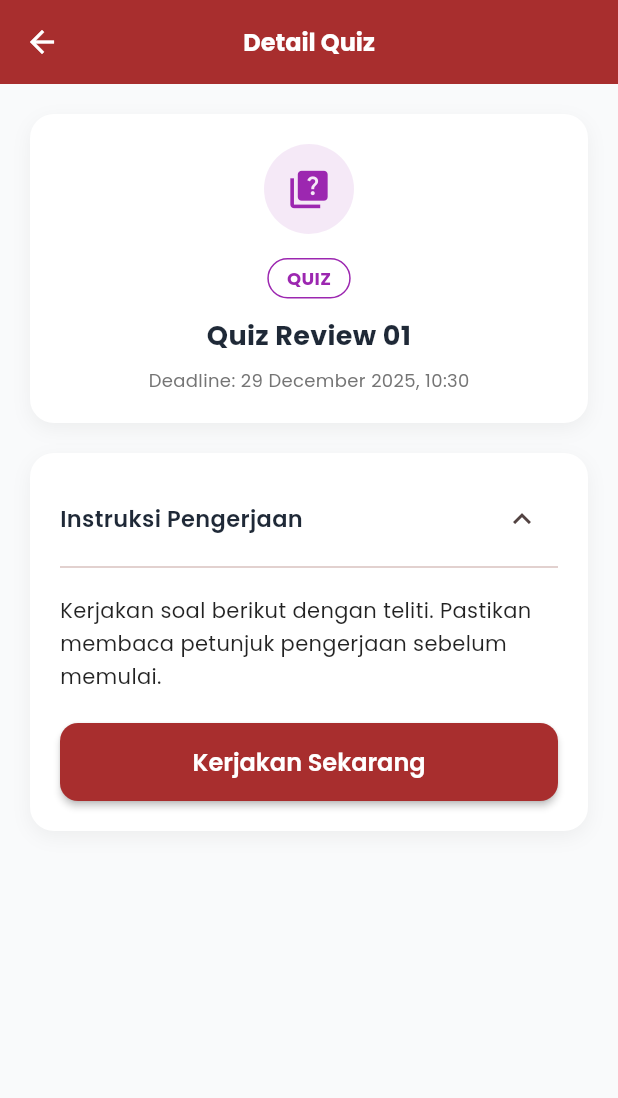
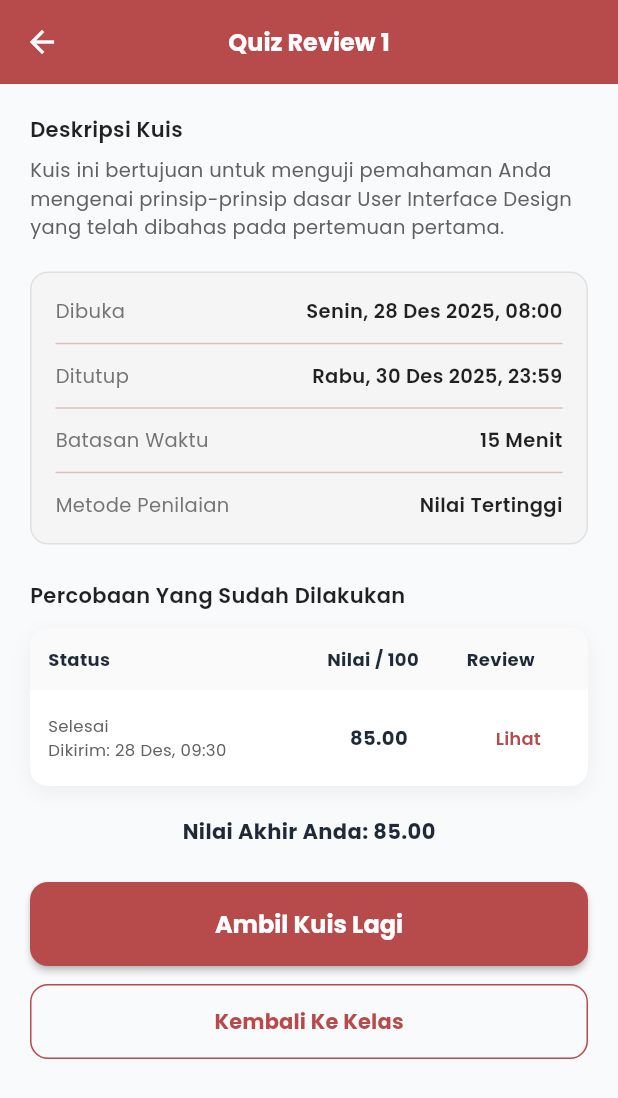
Before and after one commit to muzammilbinmarsuhen/Project-Uas-Celoe_Community, a Flutter app: the TaskDetailPage screen opened directly with sample values from the repository, after a tap on "Kerjakan Sekarang", on a phone screen of 412 x 824 dp. Shown: the top 1098 px of the screen. Run offline on Flutter 3.47's test engine with Material 3 defaults, Android fonts, the phone set to English and light mode, and no system bars; our stand-ins replace file_picker, flutter_riverpod, google_fonts, image_picker, shared_preferences; accounts and stored records are empty.

Commit message:
Penyempurnaan halaman menu kelas (custom tampilan quiz)

```diff
--- /dev/null
+++ b/lib/features/kelas/presentation/pages/quiz/quiz_overview_page.dart
@@ -0,0 +1,173 @@
+import 'package:flutter/material.dart';
+import 'package:google_fonts/google_fonts.dart';
+
+class QuizOverviewPage extends StatelessWidget {
+  const QuizOverviewPage({super.key});
+
+  @override
+  Widget build(BuildContext context) {
+    return Scaffold(
+      backgroundColor: const Color(0xFFF9FAFB),
+      appBar: AppBar(
+        backgroundColor: const Color(0xffB74B4B), // Primary Red
+        leading: IconButton(
+          icon: const Icon(Icons.arrow_back, color: Colors.white),
+          onPressed: () => Navigator.pop(context),
+        ),
+        title: Text(
+          'Quiz Review 1',
+          style: GoogleFonts.poppins(color: Colors.white, fontSize: 16, fontWeight: FontWeight.bold),
+        ),
+        elevation: 0,
+      ),
+      body: SingleChildScrollView(
+        padding: const EdgeInsets.all(20),
+        child: Column(
+          crossAxisAlignment: CrossAxisAlignment.stretch,
+          children: [
+            // Slide-in Animation
+            TweenAnimationBuilder<double>(
+              tween: Tween(begin: 0.0, end: 1.0),
+              duration: const Duration(milliseconds: 400),
+              curve: Curves.easeOut,
+              builder: (context, value, child) {
+                return Transform.translate(
+                  offset: Offset(0, 20 * (1 - value)),
+                  child: Opacity(opacity: value, child: child),
+                );
+              },
+              child: Column(
+                crossAxisAlignment: CrossAxisAlignment.start,
+                children: [
+                   Text(
+                     'Deskripsi Kuis',
+                     style: GoogleFonts.poppins(fontSize: 14, fontWeight: FontWeight.w600, color: Colors.black87),
+                   ),
+                   const SizedBox(height: 8),
+                   Text(
+                     'Kuis ini bertujuan untuk menguji pemahaman Anda mengenai prinsip-prinsip dasar User Interface Design yang telah dibahas pada pertemuan pertama.',
+                     style: GoogleFonts.poppins(fontSize: 13, color: Colors.grey[700], height: 1.5),
+                   ),
+                   const SizedBox(height: 20),
+
+                   // Info Card
+                   Container(
+                     padding: const EdgeInsets.all(16),
+                     decoration: BoxDecoration(
+                       color: Colors.grey[100],
+                       borderRadius: BorderRadius.circular(12),
+                       border: Border.all(color: Colors.grey[300]!),
+                     ),
+                     child: Column(
+                       children: [
+                         _buildInfoRow('Dibuka', 'Senin, 28 Des 2025, 08:00'),
+                         const Divider(height: 24),
+                         _buildInfoRow('Ditutup', 'Rabu, 30 Des 2025, 23:59'),
+                         const Divider(height: 24),
+                         _buildInfoRow('Batasan Waktu', '15 Menit'),
+                         const Divider(height: 24),
+                         _buildInfoRow('Metode Penilaian', 'Nilai Tertinggi'),
+                       ],
+                     ),
+                   ),
+                   const SizedBox(height: 24),
+
+                   Text(
+                     'Percobaan Yang Sudah Dilakukan',
+                     style: GoogleFonts.poppins(fontSize: 14, fontWeight: FontWeight.w600, color: Colors.black87),
+                   ),
+                   const SizedBox(height: 12),
+
+                   // Table
+                   Container(
+                      decoration: BoxDecoration(
+                         color: Colors.white,
+                         borderRadius: BorderRadius.circular(12),
+                         boxShadow: [
+                            BoxShadow(color: Colors.black.withValues(alpha: 0.05), blurRadius: 10, offset: const Offset(0, 4))
+                         ]
+                      ),
+                      child: Table(
+                         defaultVerticalAlignment: TableCellVerticalAlignment.middle,
+                         columnWidths: const {
+                            0: FlexColumnWidth(2),
+                            1: FlexColumnWidth(1),
+                            2: FlexColumnWidth(1),
+                         },
+                         children: [
+                            TableRow(
+                               decoration: BoxDecoration(
+                                  color: Colors.grey[50],
+                                  borderRadius: const BorderRadius.vertical(top: Radius.circular(12))
+                               ),
+                               children: [
+                                  Padding(padding: const EdgeInsets.all(12), child: Text('Status', style: GoogleFonts.poppins(fontWeight: FontWeight.bold, fontSize: 12))),
+                                  Padding(padding: const EdgeInsets.all(12), child: Text('Nilai / 100', style: GoogleFonts.poppins(fontWeight: FontWeight.bold, fontSize: 12))),
+                                  Padding(padding: const EdgeInsets.all(12), child: Text('Review', style: GoogleFonts.poppins(fontWeight: FontWeight.bold, fontSize: 12))),
+                               ]
+                            ),
+                            TableRow(
+                               children: [
+                                  Padding(padding: const EdgeInsets.all(12), child: Text('Selesai\nDikirim: 28 Des, 09:30', style: GoogleFonts.poppins(fontSize: 11, color: Colors.grey[700]))),
+                                  Center(child: Text('85.00', style: GoogleFonts.poppins(fontWeight: FontWeight.bold, fontSize: 13))),
+                                  Padding(
+                                     padding: const EdgeInsets.all(8.0),
+                                     child: TextButton(
+                                        onPressed: () {
+                                           Navigator.pushNamed(context, '/quiz-review');
+                                        },
+                                        child: Text('Lihat', style: GoogleFonts.poppins(fontSize: 12, color: const Color(0xffB74B4B)))
+                                     ),
+                                  )
+                               ]
+                            )
+                         ],
+                      ),
+                   ),
+                   const SizedBox(height: 20),
+
+                   Center(child: Text('Nilai Akhir Anda: 85.00', style: GoogleFonts.poppins(fontSize: 14, fontWeight: FontWeight.bold))),
+                   const SizedBox(height: 24),
+
+                   // Buttons
+                   ElevatedButton(
+                      style: ElevatedButton.styleFrom(
+                         backgroundColor: const Color(0xffB74B4B),
+                         minimumSize: const Size(double.infinity, 50),
+                         shape: RoundedRectangleBorder(borderRadius: BorderRadius.circular(12)),
+                         elevation: 2,
+                      ),
+                      onPressed: () {
+                         Navigator.pushNamed(context, '/quiz-start');
+                      },
+                      child: Text('Ambil Kuis Lagi', style: GoogleFonts.poppins(color: Colors.white, fontWeight: FontWeight.bold)),
+                   ),
+                   const SizedBox(height: 12),
+                   OutlinedButton(
+                      style: OutlinedButton.styleFrom(
+                         side: const BorderSide(color: Color(0xffB74B4B)),
+                         minimumSize: const Size(double.infinity, 50),
+                         shape: RoundedRectangleBorder(borderRadius: BorderRadius.circular(12)),
+                      ),
+                      onPressed: () => Navigator.pop(context),
+                      child: Text('Kembali Ke Kelas', style: GoogleFonts.poppins(color: const Color(0xffB74B4B), fontWeight: FontWeight.bold)),
+                   ),
+                ],
+              ),
+            ),
+          ],
+        ),
+      ),
+    );
+  }
+
+  Widget _buildInfoRow(String label, String value) {
+     return Row(
+        mainAxisAlignment: MainAxisAlignment.spaceBetween,
+        children: [
+           Text(label, style: GoogleFonts.poppins(fontSize: 13, color: Colors.grey[600])),
+           Text(value, style: GoogleFonts.poppins(fontSize: 13, fontWeight: FontWeight.w600, color: Colors.black87)),
+        ],
+     );
+  }
+}
--- a/lib/features/kelas/presentation/pages/task_detail_page.dart
+++ b/lib/features/kelas/presentation/pages/task_detail_page.dart
@@ -137,13 +137,19 @@ class _TaskDetailPageState extends State<TaskDetailPage> {
                          style: GoogleFonts.poppins(fontSize: 14, color: Colors.black87, height: 1.6),
                       ),
                       const SizedBox(height: 20),
-                      // Mock Submit Button (Disabled/Static)
+                      // Mock Submit Button
                       SizedBox(
                          width: double.infinity,
                          child: ElevatedButton(
-                            onPressed: () {},
+                            onPressed: () {
+                               if (isQuiz) {
+                                  Navigator.pushNamed(context, '/quiz-overview');
+                               } else {
+                                  // For assignments, standard logic or nothing for now
+                               }
+                            },
                             style: ElevatedButton.styleFrom(
-                               backgroundColor: const Color(0xFFA82E2E),
+                               backgroundColor: const Color(0xFFA82E2E), // Maroon
                                padding: const EdgeInsets.symmetric(vertical: 14),
                                shape: RoundedRectangleBorder(borderRadius: BorderRadius.circular(12)),
                             ),
--- a/lib/routes/app_routes.dart
+++ b/lib/routes/app_routes.dart
@@ -12,6 +12,9 @@ import '../features/pengumuman/presentation/pages/pengumuman_page.dart';
 import '../features/kelas/presentation/pages/course_menu_page.dart';
 import '../features/kelas/presentation/pages/material_detail_page.dart';
 import '../features/kelas/presentation/pages/task_detail_page.dart';
+import '../features/kelas/presentation/pages/quiz/quiz_overview_page.dart';
+import '../features/kelas/presentation/pages/quiz/quiz_question_page.dart';
+import '../features/kelas/presentation/pages/quiz/quiz_review_page.dart';
 
 class AppRoutes {
   static const String splash = '/';
@@ -51,6 +54,9 @@ class AppRoutes {
          final args = ModalRoute.of(context)!.settings.arguments as dynamic;
          return TaskDetailPage(task: args);
       },
+      '/quiz-overview': (context) => const QuizOverviewPage(),
+      '/quiz-start': (context) => const QuizQuestionPage(),
+      '/quiz-review': (context) => const QuizReviewPage(),
     };
   }
 }
```
Also changed, not shown: lib/features/kelas/data/dummy_course_data.dart (+75 -0 lines), lib/features/kelas/presentation/pages/quiz/quiz_question_page.dart (added, +304 -0 lines), lib/features/kelas/presentation/pages/quiz/quiz_review_page.dart (added, +177 -0 lines).
